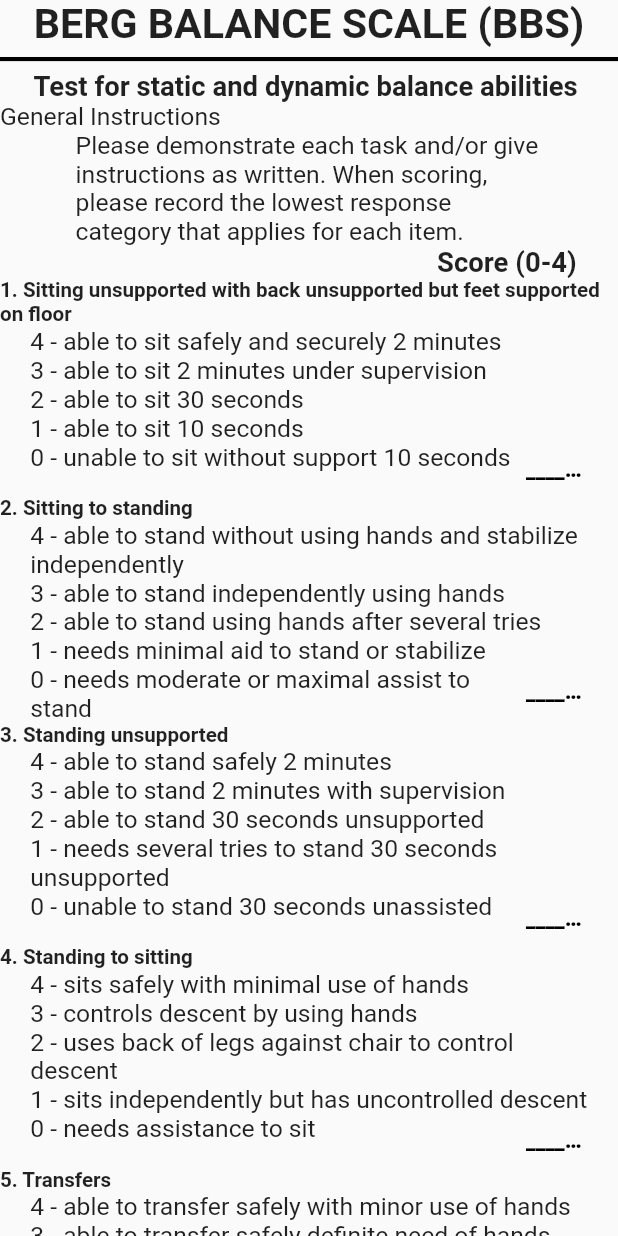
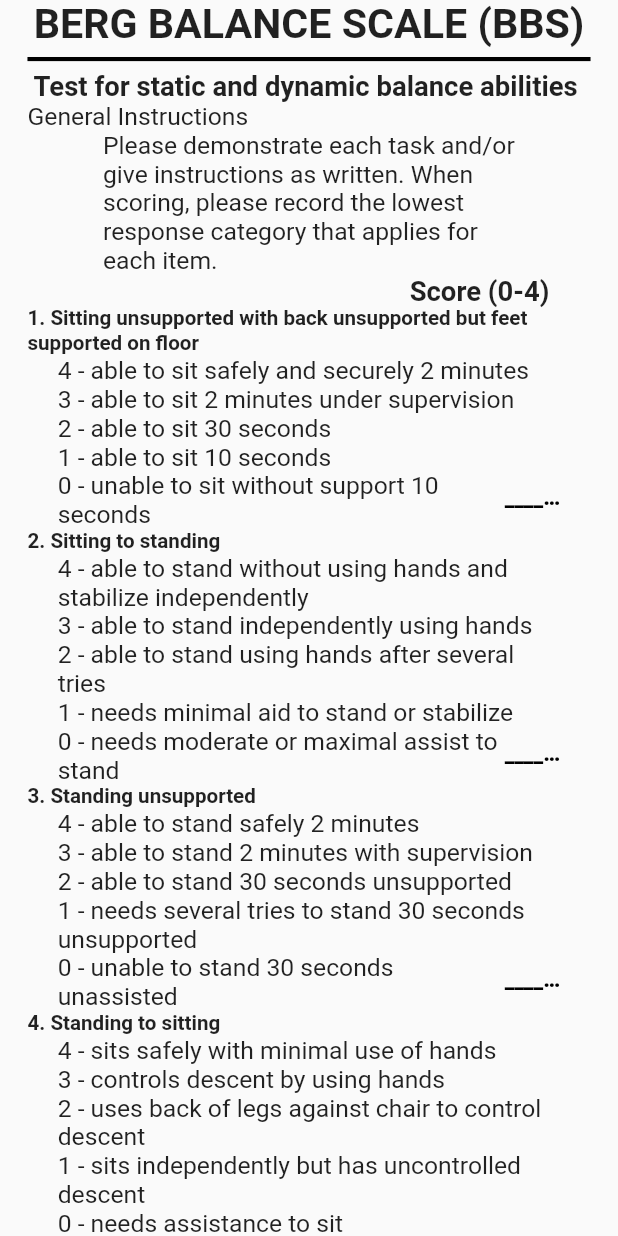
Before and after one commit to montasermohamed101/mytask1, a Flutter app: the screen it shows after launch, on a phone screen of 412 x 824 dp. Run offline on Flutter 3.47's test engine with Material 2 defaults, Android fonts, the phone set to English and light mode, and no system bars; our stand-ins replace get, responsive_framework.

Commit message:
another commit

```diff
--- a/lib/view/pages/f036/f036.dart
+++ b/lib/view/pages/f036/f036.dart
@@ -10,7 +10,9 @@ class F036 extends StatelessWidget {
   Widget build(BuildContext context) {
     return GetBuilder<F036Controller>(
         builder: (_) => Scaffold(
-              body: SingleChildScrollView(
+              body: Padding(
+                padding: const EdgeInsets.symmetric(horizontal: 20.0),
+                child: SingleChildScrollView(
                   child: Column(
                     crossAxisAlignment: CrossAxisAlignment.start,
                     children: [
@@ -647,6 +649,7 @@ class F036 extends StatelessWidget {
                     ],
                   ),
                 ),
+              ),
             ));
   }
 
```
Lines whose indentation alone changed are shown as unchanged.
